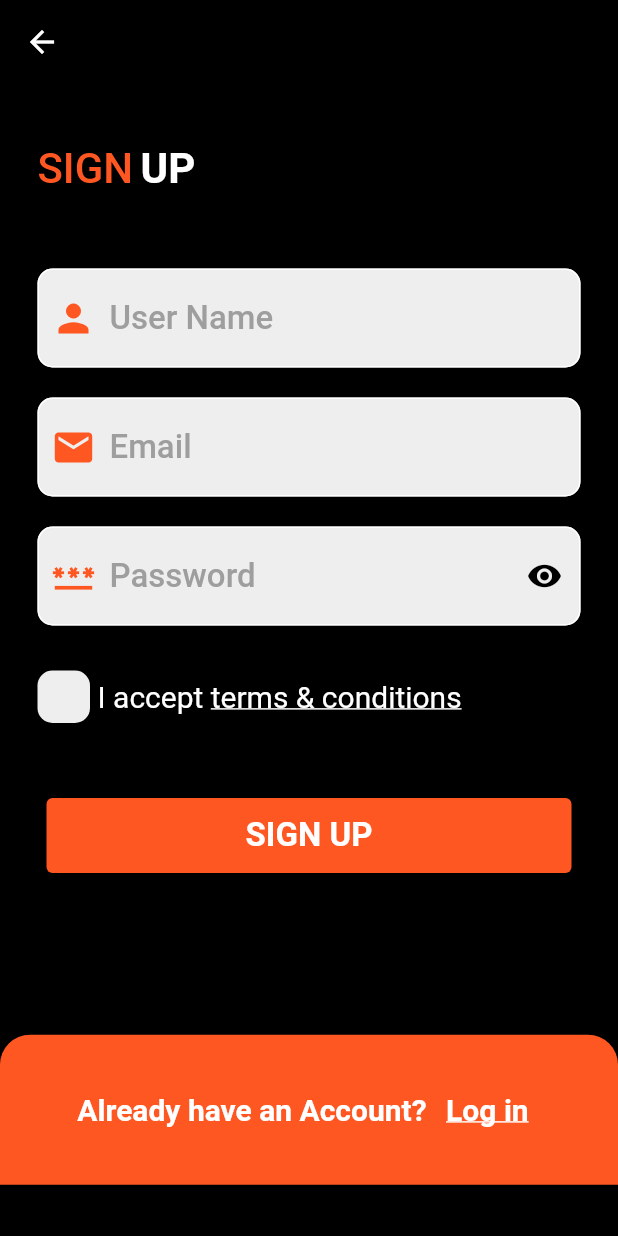
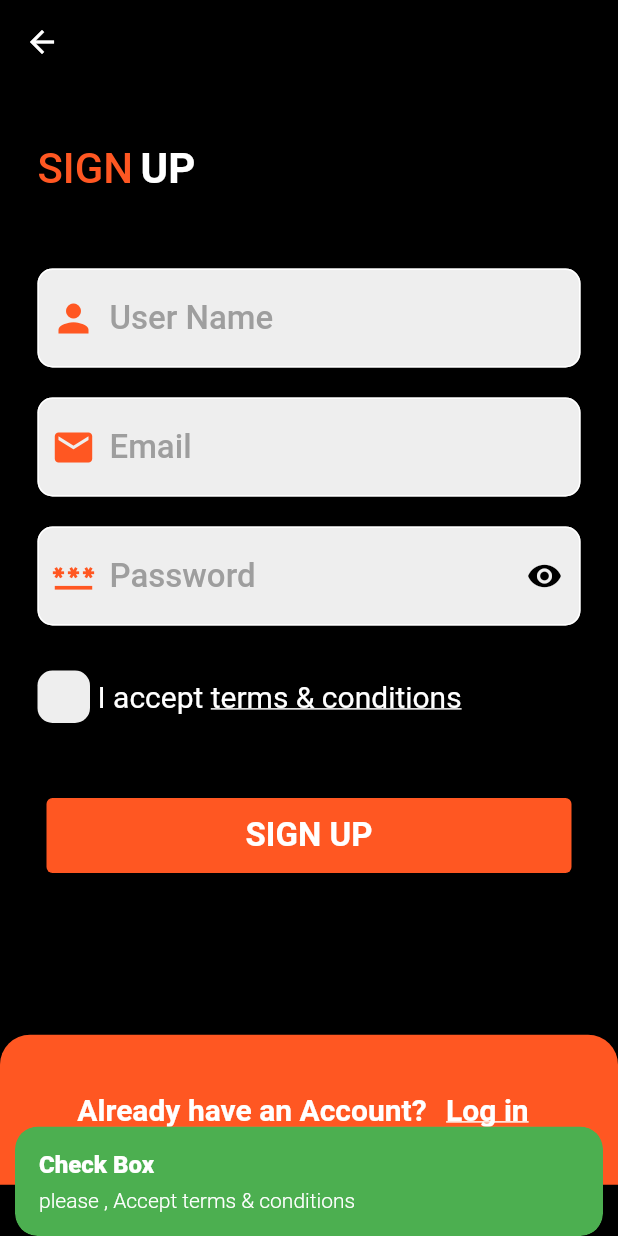
Before and after one commit to saeedBark/e_commerce, a Flutter app: the LoginScreen screen opened by its route, after a tap on "Sign up", after a tap on "SIGN UP", on a phone screen of 412 x 824 dp. Run offline on Flutter 3.47's test engine with Material 2 defaults, Android fonts, the phone set to English and light mode, and no system bars; our stand-ins replace firebase_auth, firebase_core, get, google_sign_in; accounts and stored records are empty; network calls fail.

Commit message:
seconde commit

```diff
--- /dev/null
+++ b/lib/logic/bindings/main_binding.dart
@@ -0,0 +1,9 @@
+import 'package:e_commerce/logic/controller/main_controller.dart';
+import 'package:get/get.dart';
+
+class MainBainding extends Bindings {
+  @override
+  void dependencies() {
+    Get.put(MainController());
+  }
+}
--- a/lib/main.dart
+++ b/lib/main.dart
@@ -1,9 +1,12 @@
 import 'package:e_commerce/utils/routes/routes.dart';
 import 'package:e_commerce/view/screens/welcome_screen.dart';
+import 'package:firebase_core/firebase_core.dart';
 import 'package:flutter/material.dart';
 import 'package:get/get.dart';
 
-void main() {
+void main() async {
+  WidgetsFlutterBinding.ensureInitialized();
+ await Firebase.initializeApp();
   runApp(const Ecommerce());
 }
 
--- a/lib/utils/my_string .dart
+++ b/lib/utils/my_string .dart
@@ -4,3 +4,5 @@ String validationEmail =
 String validationName = r'^[a-z A-Z]+$';
 
 String baseUrl = 'https://fakestoreapi.com';
+
+// C:\Users\acer\.android\debug.keystore
--- a/lib/utils/routes/routes.dart
+++ b/lib/utils/routes/routes.dart
@@ -1,7 +1,9 @@
 import 'package:e_commerce/logic/bindings/aut_biniding.dart';
+import 'package:e_commerce/logic/bindings/main_binding.dart';
 import 'package:e_commerce/view/screens/auth/forgot_password_screen.dart';
 import 'package:e_commerce/view/screens/auth/login_screen.dart';
 import 'package:e_commerce/view/screens/auth/signup_screen.dart';
+import 'package:e_commerce/view/screens/main_screen.dart';
 import 'package:e_commerce/view/screens/welcome_screen.dart';
 import 'package:get/get.dart';
 
@@ -26,7 +28,12 @@ class AppRoute {
     GetPage(
       name: Routes.forgetScreen,
       page: () => ForgetScreen(),
+      binding: AuthBinding(),
     ),
+    GetPage(name: Routes.mainScreen, page: () => MainScreen(), bindings: [
+      AuthBinding(),
+      MainBainding(),
+    ]),
   ];
 }
 
@@ -35,4 +42,5 @@ class Routes {
   static const loginScreen = '/loginScreen';
   static const signupScreen = '/signupScreen';
   static const forgetScreen = '/forgetScreen';
+  static const mainScreen = '/mainScreen';
 }
--- a/lib/view/screens/auth/login_screen.dart
+++ b/lib/view/screens/auth/login_screen.dart
@@ -16,7 +16,7 @@ class LoginScreen extends StatelessWidget {
   LoginScreen({super.key});
   final emailController = TextEditingController();
   final passwordController = TextEditingController();
-  final formKey = GlobalKey<FormState>();
+  GlobalKey formKey = GlobalKey<FormState>();
 
   final controller = Get.find<AuthController>();
   @override
@@ -157,10 +157,18 @@ class LoginScreen extends StatelessWidget {
                         SizedBox(
                           height: 50,
                         ),
-                        AuthButton(
-                          onpress: () {},
-                          text: 'LOG IN',
-                        ),
+                        GetBuilder<AuthController>(builder: (_) {
+                          return AuthButton(
+                            onpress: () {
+                           //   if (formKey.currentState!.validate()) {
+                                controller.logInUsingFirebase(
+                                    email: emailController.text.trim(),
+                                    password: passwordController.text);
+                          //    }
+                            },
+                            text: 'LOG IN',
+                          );
+                        }),
                         const SizedBox(
                           height: 10,
                         ),
@@ -184,11 +192,18 @@ class LoginScreen extends StatelessWidget {
                             SizedBox(
                               width: 10,
                             ),
-                            Image.asset(
-                              'assets/images/google1.png',
-                              height: 44,
-                              width: 44,
-                            ),
+                           GetBuilder<AuthController>(builder: (_){
+                             return  InkWell(
+                               onTap: (){
+                                 controller.googleSignUpApp();
+                               },
+                               child: Image.asset(
+                                 'assets/images/google1.png',
+                                 height: 44,
+                                 width: 44,
+                               ),
+                             );
+                           })
                           ],
                         ),
                       ],
--- a/lib/view/screens/auth/signup_screen.dart
+++ b/lib/view/screens/auth/signup_screen.dart
@@ -3,30 +3,28 @@ import 'package:e_commerce/logic/controller/auth_controller.dart';
 import 'package:e_commerce/utils/my_string%20.dart';
 import 'package:e_commerce/utils/routes/routes.dart';
 import 'package:e_commerce/utils/theme.dart';
-import 'package:e_commerce/view/screens/auth/login_screen.dart';
-import 'package:e_commerce/view/screens/auth/login_screen.dart';
-import 'package:e_commerce/view/screens/auth/login_screen.dart';
-import 'package:e_commerce/view/screens/auth/login_screen.dart';
-import 'package:e_commerce/view/screens/auth/login_screen.dart';
-import 'package:e_commerce/view/screens/auth/login_screen.dart';
+
 import 'package:e_commerce/view/widget/auth/auth_button.dart';
 import 'package:e_commerce/view/widget/auth/auth_text_from_field.dart';
 import 'package:e_commerce/view/widget/auth/container_under.dart';
 import 'package:e_commerce/view/widget/check_widget.dart';
 import 'package:e_commerce/view/widget/text_util.dart';
+import 'package:firebase_auth/firebase_auth.dart';
 import 'package:flutter/material.dart';
 import 'package:flutter/src/widgets/container.dart';
 import 'package:flutter/src/widgets/framework.dart';
 import 'package:get/get.dart';
 
 class SignupScreen extends StatelessWidget {
-  final nameController = TextEditingController();
-  final emailController = TextEditingController();
-  final passwordController = TextEditingController();
+  final TextEditingController nameController = TextEditingController();
+  final TextEditingController emailController = TextEditingController();
+  final TextEditingController passwordController = TextEditingController();
 
   final controller = Get.find<AuthController>();
 
   final formKey = GlobalKey<FormState>();
+
+  SignupScreen({super.key});
   @override
   Widget build(BuildContext context) {
     return SafeArea(
@@ -37,8 +35,6 @@ class SignupScreen extends StatelessWidget {
         ),
         backgroundColor: Get.isDarkMode ? Colors.white : blackColor,
         body: SingleChildScrollView(
-          child: Form(
-            key: formKey,
           child: Column(
             children: [
               Container(
@@ -47,6 +43,8 @@ class SignupScreen extends StatelessWidget {
                 child: Padding(
                   padding:
                       const EdgeInsets.only(left: 25, right: 25, top: 40),
+                  child: Form(
+                    key: formKey,
                     child: Column(
                       children: [
                         Row(
@@ -182,15 +180,38 @@ class SignupScreen extends StatelessWidget {
                         SizedBox(
                           height: 50,
                         ),
-                        AuthButton(
-                          onpress: () {},
+                        GetBuilder<AuthController>(
+                          builder: (_) {
+                            return AuthButton(
+                              onpress: () {
+                                if (controller.ischeckBox == false) {
+                                  Get.snackbar(
+                                    'Check Box',
+                                    'please , Accept terms & conditions',
+                                    snackPosition: SnackPosition.BOTTOM,
+                                    backgroundColor: Colors.green,
+                                    colorText: Colors.white,
+                                  );
+                                } else {
+                                  //    if(formKey.currentState!.validate()){
+                                  String name = nameController.text.trim();
+                                  String email = emailController.text.trim();
+                                  String password = passwordController.text;
+                                  controller.signUpUsingFirebase(
+                                      name: name,
+                                      email: email,
+                                      password: password
+                                  );
+                                  controller.ischeckBox = true;
+                                  //    }
+                                }
+                              },
                               text: 'SIGN UP',
+                            );
+                          },
                         ),
-
-                        // Expanded(
-                        //   child:
-                        // ),
                       ],
+                    ),
                   ),
                 ),
               ),
@@ -204,7 +225,6 @@ class SignupScreen extends StatelessWidget {
           ),
         ),
       ),
-      ),
     );
   }
 }
```
Also changed, not shown: lib/logic/controller/auth_controller.dart (+151 -0 lines), lib/logic/controller/main_controller.dart (added, +15 -0 lines), lib/view/screens/auth/forgot_password_screen.dart (+19 -9 lines), lib/view/screens/category_screen.dart (+12 -0 lines), lib/view/screens/favorite_screen.dart (+15 -0 lines), lib/view/screens/home_screen.dart (+14 -0 lines), lib/view/screens/main_screen.dart (added, +86 -0 lines), lib/view/screens/setting_screen.dart (+12 -0 lines), lib/view/screens/amin_screen.dart (deleted), lib/view/widget/auth/auth_text_from_field.dart (line endings or trailing spaces), pubspec.lock, 4 other files. Lines whose indentation alone changed are shown as unchanged.
